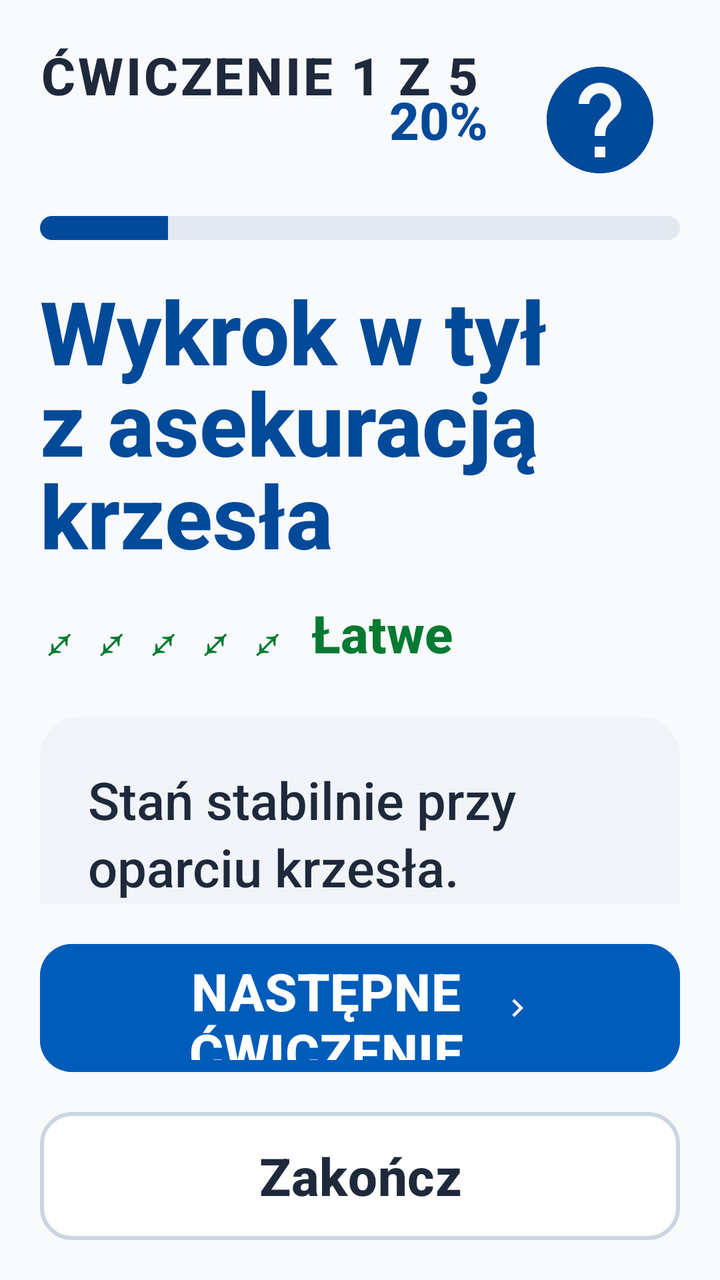
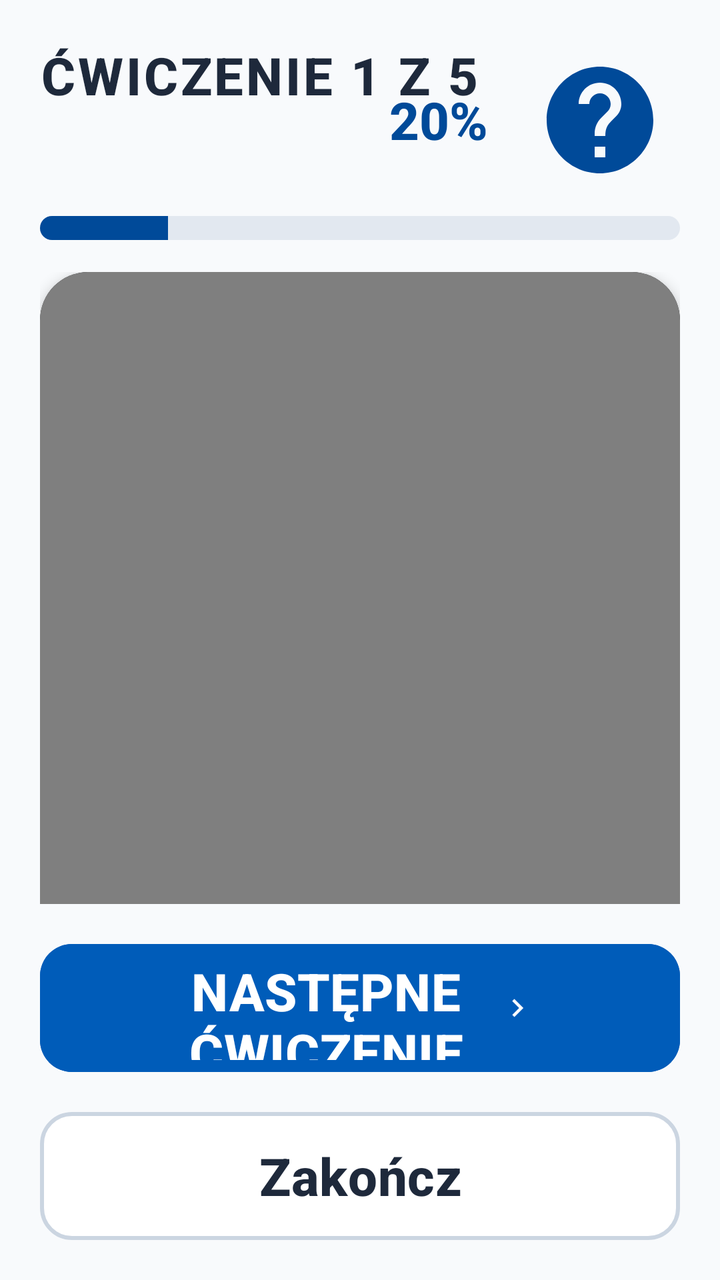

Before-and-after screenshots of an Android layout around one commit, followed by the original layout XML and the change that was made.
<!-- AndroidManifest.xml: application theme Theme.Fitnessapp -->
<!-- res/layout/activity_single_exercise.xml -->
<?xml version="1.0" encoding="utf-8"?>
<androidx.constraintlayout.widget.ConstraintLayout xmlns:android="http://schemas.android.com/apk/res/android"
    xmlns:app="http://schemas.android.com/apk/res-auto"
    android:layout_width="match_parent"
    android:layout_height="match_parent"
    android:paddingHorizontal="20dp"
    android:paddingTop="20dp"
    android:paddingBottom="16dp">

    
    <LinearLayout
        android:id="@+id/header_progress"
        android:layout_width="match_parent"
        android:layout_height="wrap_content"
        android:orientation="vertical"
        app:layout_constraintTop_toTopOf="parent">

<RelativeLayout
        android:layout_width="match_parent"
        android:layout_height="wrap_content">

        <TextView
            android:id="@+id/tv_progress"
            android:layout_width="wrap_content"
            android:layout_height="wrap_content"
            android:text="ĆWICZENIE 1 Z 5"
            android:textColor="#1E293B"
            android:textSize="26sp"
            android:textStyle="bold"
            android:letterSpacing="0.05" />

        <ImageButton
            android:id="@+id/btn_help"
            android:layout_width="80dp"
            android:layout_height="80dp"
            android:layout_alignParentEnd="true"
            android:background="?android:attr/selectableItemBackgroundBorderless"
            android:src="@drawable/ic_help"
            android:scaleType="fitCenter"
            android:padding="8dp"
            android:contentDescription="Pomoc głosowa" />

        <TextView
            android:id="@+id/tv_percentage"
            android:layout_width="wrap_content"
            android:layout_height="wrap_content"
            android:layout_toStartOf="@id/btn_help"
            android:layout_centerVertical="true"
            android:layout_marginEnd="16dp"
            android:text="20%"
            android:textColor="#004A99"
            android:textSize="26sp"
            android:textStyle="bold" />
    </RelativeLayout>

        <ProgressBar
            android:id="@+id/progress_exercise"
            style="?android:attr/progressBarStyleHorizontal"
            android:layout_width="match_parent"
            android:layout_height="12dp"
            android:layout_marginTop="8dp"
            android:max="100"
            android:progress="20"
            android:progressDrawable="@drawable/progress_bar_custom" />
    </LinearLayout>

    <ScrollView
        android:layout_width="match_parent"
        android:layout_height="0dp"
        android:layout_marginTop="16dp"
        android:layout_marginBottom="16dp"
        android:fillViewport="true"
        android:scrollbars="none"
        app:layout_constraintBottom_toTopOf="@id/btn_next"
        app:layout_constraintTop_toBottomOf="@id/header_progress">

        <LinearLayout
            android:layout_width="match_parent"
            android:layout_height="wrap_content"
            android:orientation="vertical">

            <TextView
                android:id="@+id/tv_exercise_name"
                android:layout_width="match_parent"
                android:layout_height="wrap_content"
                android:text="Wykrok w tył z asekuracją krzesła"
                android:textColor="#004A99"
                android:textSize="44sp"
                android:textStyle="bold"
                android:lineSpacingMultiplier="0.9" />

            <LinearLayout
                android:layout_width="match_parent"
                android:layout_height="wrap_content"
                android:layout_marginTop="12dp"
                android:gravity="center_vertical"
                android:orientation="horizontal">

                <TextView
                    android:id="@+id/tv_difficulty_icons"
                    android:layout_width="wrap_content"
                    android:layout_height="wrap_content"
                    android:text="⤢ ⤢ ⤢ ⤢ ⤢"
                    android:textColor="#057A32"
                    android:textSize="26sp" />

                <TextView
                    android:id="@+id/tv_difficulty_text"
                    android:layout_width="wrap_content"
                    android:layout_height="wrap_content"
                    android:layout_marginStart="12dp"
                    android:text="Łatwe"
                    android:textColor="#057A32"
                    android:textSize="26sp"
                    android:textStyle="bold" />
            </LinearLayout>

            <androidx.cardview.widget.CardView
                android:layout_width="match_parent"
                android:layout_height="wrap_content"
                android:layout_marginTop="24dp"
                app:cardBackgroundColor="#F1F5F9"
                app:cardCornerRadius="20dp"
                app:cardElevation="0dp">

                <TextView
                    android:id="@+id/tv_description"
                    android:layout_width="match_parent"
                    android:layout_height="wrap_content"
                    android:padding="24dp"
                    android:text="Stań stabilnie przy oparciu krzesła. Wykonaj spokojny krok w tył, uginając lekko kolana. Trzymaj plecy prosto i wspomagaj się dłońmi na krześle dla pełnego bezpieczeństwa. Powoli wróć do pozycji wyjściowej."
                    android:textColor="#1E293B"
                    android:textSize="26sp"
                    android:lineSpacingMultiplier="1.1" />
            </androidx.cardview.widget.CardView>

            
            <androidx.cardview.widget.CardView
                android:id="@+id/video_mockup_container"
                android:layout_width="match_parent"
                android:layout_height="400dp"
                android:layout_marginTop="24dp"
                app:cardCornerRadius="24dp"
                app:cardElevation="4dp"
                app:cardBackgroundColor="#000000">

                <RelativeLayout
                    android:layout_width="match_parent"
                    android:layout_height="match_parent">

                    
                    <ImageView
                        android:layout_width="match_parent"
                        android:layout_height="match_parent"
                        android:scaleType="centerCrop"
                        android:src="@drawable/bg_card_onboarding"
                        android:importantForAccessibility="no"
                        android:alpha="0.6"/>

                    <ImageView
                        android:layout_width="80dp"
                        android:layout_height="80dp"
                        android:layout_centerInParent="true"
                        android:src="@android:drawable/ic_media_play"
                        android:contentDescription="Odtwórz"
                        app:tint="#FFFFFF" />

                    <TextView
                        android:layout_width="wrap_content"
                        android:layout_height="wrap_content"
                        android:layout_alignParentBottom="true"
                        android:layout_alignParentStart="true"
                        android:layout_margin="20dp"
                        android:text="Odtwórz instruktaż wideo"
                        android:textColor="#FFFFFF"
                        android:textSize="16sp"
                        android:textStyle="bold"
                        android:background="@drawable/bg_indicator_inactive"
                        android:paddingHorizontal="12dp"
                        android:paddingVertical="4dp"
                        android:alpha="0.8"/>

                    <TextView
                        android:layout_width="wrap_content"
                        android:layout_height="wrap_content"
                        android:layout_alignParentBottom="true"
                        android:layout_alignParentEnd="true"
                        android:layout_margin="20dp"
                        android:text="0:45"
                        android:textColor="#FFFFFF"
                        android:textSize="16sp"
                        android:textStyle="bold" />
                </RelativeLayout>
            </androidx.cardview.widget.CardView>

            <TextView
                android:id="@+id/tv_contraindications_label"
                android:layout_width="wrap_content"
                android:layout_height="wrap_content"
                android:layout_marginTop="24dp"
                android:text="PRZECIWWSKAZANIA"
                android:textColor="#B91C1C"
                android:textSize="26sp"
                android:textStyle="bold"
                android:visibility="gone" />

            <TextView
                android:id="@+id/tv_contraindications"
                android:layout_width="match_parent"
                android:layout_height="wrap_content"
                android:layout_marginTop="8dp"
                android:layout_marginBottom="16dp"
                android:textColor="#B91C1C"
                android:textSize="26sp"
                android:textStyle="bold"
                android:visibility="gone" />

        </LinearLayout>
    </ScrollView>

    <Button
        android:id="@+id/btn_next"
        android:layout_width="match_parent"
        android:layout_height="72dp"
        android:layout_marginBottom="12dp"
        android:backgroundTint="#005CB9"
        android:text="NASTĘPNE ĆWICZENIE"
        android:textAllCaps="true"
        android:textColor="@color/white"
        android:textSize="26sp"
        android:textStyle="bold"
        app:icon="@drawable/ic_chevron_right"
        app:iconGravity="textEnd"
        app:iconPadding="16dp"
        app:iconTint="@color/white"
        app:cornerRadius="16dp"
        app:layout_constraintBottom_toTopOf="@id/btn_finish" />

    <Button
        android:id="@+id/btn_finish"
        android:layout_width="match_parent"
        android:layout_height="72dp"
        android:backgroundTint="#FFFFFF"
        android:text="Zakończ"
        android:textAllCaps="false"
        android:textColor="#1E293B"
        android:textSize="26sp"
        android:textStyle="bold"
        app:strokeColor="#CBD5E1"
        app:strokeWidth="2dp"
        app:cornerRadius="16dp"
        app:layout_constraintBottom_toBottomOf="parent" />

</androidx.constraintlayout.widget.ConstraintLayout>
<!-- resources referenced by this layout -->
<resources>
  <color name="white">#FFFFFFFF</color>
  <!-- drawable bg_card_onboarding (drawable) -->
  <?xml version="1.0" encoding="utf-8"?>
  <shape xmlns:android="http://schemas.android.com/apk/res/android">
      <solid android:color="@color/white" />
      <corners android:radius="16dp" />
  </shape>
  <!-- drawable bg_indicator_inactive (drawable) -->
  <?xml version="1.0" encoding="utf-8"?>
  <shape xmlns:android="http://schemas.android.com/apk/res/android"
      android:shape="rectangle">
      <solid android:color="#E5E7EB" />
      <corners android:radius="4dp" />
  </shape>
  <!-- drawable ic_chevron_right (drawable) -->
  <?xml version="1.0" encoding="utf-8"?>
  <vector xmlns:android="http://schemas.android.com/apk/res/android"
      android:width="24dp"
      android:height="24dp"
      android:viewportWidth="24"
      android:viewportHeight="24">
      <path
          android:fillColor="@color/white"
          android:pathData="M8.59,16.59L13.17,12L8.59,7.41L10,6l6,6l-6,6L8.59,16.59z" />
  </vector>
  <!-- drawable ic_help (drawable) -->
  <vector xmlns:android="http://schemas.android.com/apk/res/android"
      android:width="48dp"
      android:height="48dp"
      android:viewportWidth="24"
      android:viewportHeight="24">
      <path
          android:fillColor="#004A99"
          android:pathData="M12,2C6.48,2 2,6.48 2,12s4.48,10 10,10 10,-4.48 10,-10S17.52,2 12,2zM13,19h-2v-2h2v2zM15.07,11.25l-0.9,0.92C13.45,12.9 13,13.5 13,15h-2v-0.5c0,-1.1 0.45,-2.1 1.17,-2.83l1.24,-1.26c0.37,-0.36 0.59,-0.86 0.59,-1.41 0,-1.1 -0.9,-2 -2,-2s-2,0.9 -2,2L8,9c0,-2.21 1.79,-4 4,-4s4,1.79 4,4c0,0.88 -0.36,1.68 -0.93,2.25z"/>
  </vector>
  <!-- drawable progress_bar_custom (drawable) -->
  <?xml version="1.0" encoding="utf-8"?>
  <layer-list xmlns:android="http://schemas.android.com/apk/res/android">
      <item android:id="@android:id/background">
          <shape>
              <corners android:radius="8dp" />
              <solid android:color="#E2E8F0" />
          </shape>
      </item>
      <item android:id="@android:id/progress">
          <clip>
              <shape>
                  <corners android:radius="8dp" />
                  <solid android:color="#004A99" />
              </shape>
          </clip>
      </item>
  </layer-list>
  <style name="Theme.Fitnessapp" parent="Base.Theme.Fitnessapp" />
  <style name="Base.Theme.Fitnessapp" parent="Theme.Material3.Light.NoActionBar">
          
          <item name="android:fontFamily">sans-serif-medium</item>
          <item name="android:textAllCaps">false</item>
          <item name="android:textColor">#0F172A</item>
          <item name="android:windowBackground">#F8FAFC</item>
      </style>
</resources>

<!-- the commit's change to res/layout/activity_single_exercise.xml (unified diff, before → after) -->
@@ -136,7 +136,7 @@
 
             
             <androidx.cardview.widget.CardView
-                android:id="@+id/video_mockup_container"
+                android:id="@+id/video_container"
                 android:layout_width="match_parent"
                 android:layout_height="400dp"
                 android:layout_marginTop="24dp"
@@ -144,53 +144,11 @@
                 app:cardElevation="4dp"
                 app:cardBackgroundColor="#000000">
 
-                <RelativeLayout
+                <VideoView
+                    android:id="@+id/video_view"
                     android:layout_width="match_parent"
-                    android:layout_height="match_parent">
-
-                    
-                    <ImageView
-                        android:layout_width="match_parent"
-                        android:layout_height="match_parent"
-                        android:scaleType="centerCrop"
-                        android:src="@drawable/bg_card_onboarding"
-                        android:importantForAccessibility="no"
-                        android:alpha="0.6"/>
-
-                    <ImageView
-                        android:layout_width="80dp"
-                        android:layout_height="80dp"
-                        android:layout_centerInParent="true"
-                        android:src="@android:drawable/ic_media_play"
-                        android:contentDescription="Odtwórz"
-                        app:tint="#FFFFFF" />
-
-                    <TextView
-                        android:layout_width="wrap_content"
-                        android:layout_height="wrap_content"
-                        android:layout_alignParentBottom="true"
-                        android:layout_alignParentStart="true"
-                        android:layout_margin="20dp"
-                        android:text="Odtwórz instruktaż wideo"
-                        android:textColor="#FFFFFF"
-                        android:textSize="16sp"
-                        android:textStyle="bold"
-                        android:background="@drawable/bg_indicator_inactive"
-                        android:paddingHorizontal="12dp"
-                        android:paddingVertical="4dp"
-                        android:alpha="0.8"/>
-
-                    <TextView
-                        android:layout_width="wrap_content"
-                        android:layout_height="wrap_content"
-                        android:layout_alignParentBottom="true"
-                        android:layout_alignParentEnd="true"
-                        android:layout_margin="20dp"
-                        android:text="0:45"
-                        android:textColor="#FFFFFF"
-                        android:textSize="16sp"
-                        android:textStyle="bold" />
-                </RelativeLayout>
+                    android:layout_height="match_parent"
+                    android:layout_gravity="center" />
             </androidx.cardview.widget.CardView>
 
             <TextView
<!-- resource entries referenced after the edit -->
@@ -1,19 +1,6 @@
 <!-- resources referenced by this layout -->
 <resources>
   <color name="white">#FFFFFFFF</color>
-  <!-- drawable bg_card_onboarding (drawable) -->
-  <?xml version="1.0" encoding="utf-8"?>
-  <shape xmlns:android="http://schemas.android.com/apk/res/android">
-      <solid android:color="@color/white" />
-      <corners android:radius="16dp" />
-  </shape>
-  <!-- drawable bg_indicator_inactive (drawable) -->
-  <?xml version="1.0" encoding="utf-8"?>
-  <shape xmlns:android="http://schemas.android.com/apk/res/android"
-      android:shape="rectangle">
-      <solid android:color="#E5E7EB" />
-      <corners android:radius="4dp" />
-  </shape>
   <!-- drawable ic_chevron_right (drawable) -->
   <?xml version="1.0" encoding="utf-8"?>
   <vector xmlns:android="http://schemas.android.com/apk/res/android"
